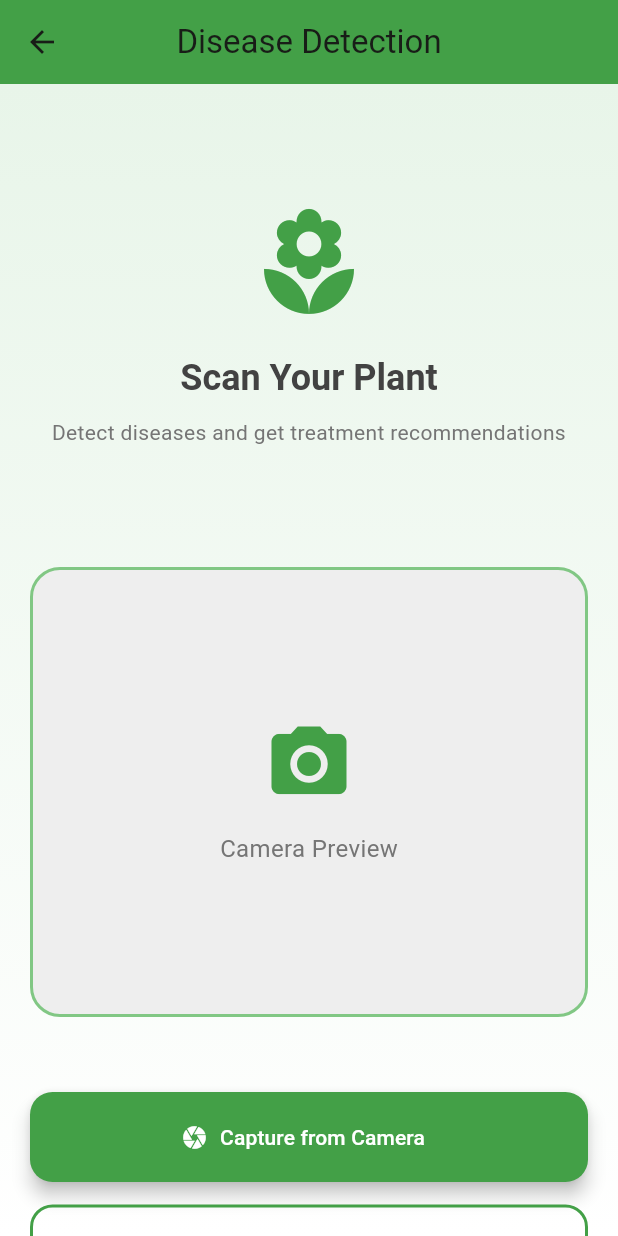
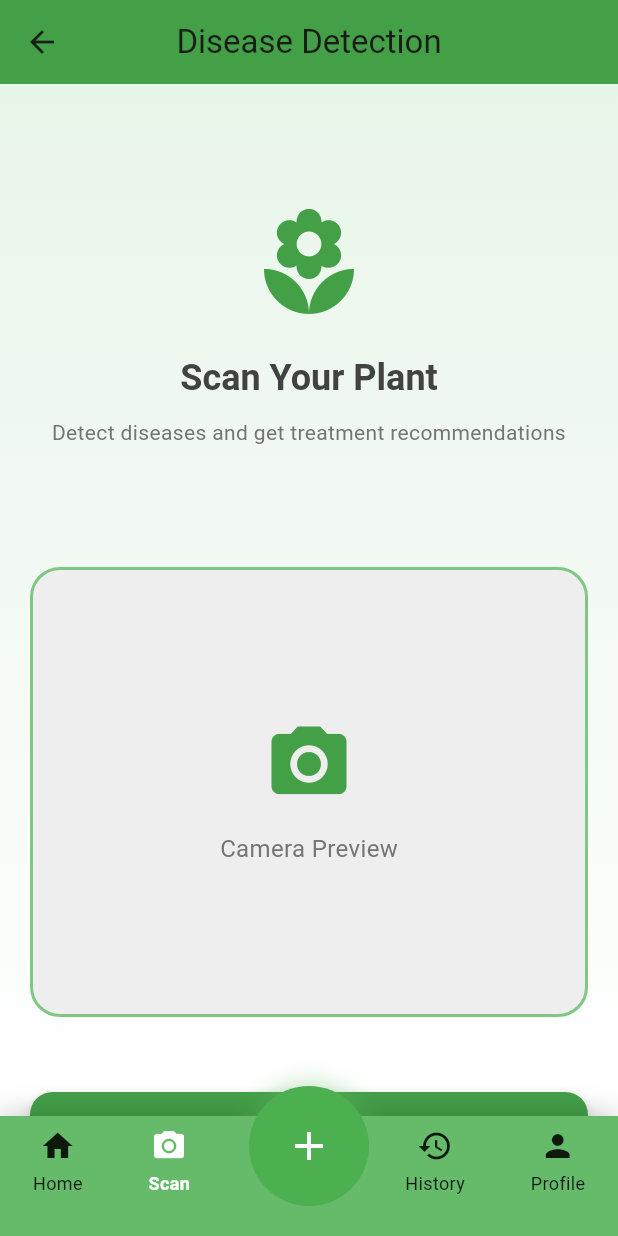
Before and after one commit to Yvonne-Wanja-1/agriclinichub2, a Flutter app: the ScanScreen screen opened by its route, on a phone screen of 412 x 824 dp. Run offline on Flutter 3.47's test engine with Material 3 defaults, Android fonts, the phone set to English and light mode, and no system bars; our stand-ins replace cloud_firestore, connectivity_plus, firebase_auth, firebase_core, firebase_storage, flutter_tts and 3 more; accounts and stored records are empty.

Commit message:
Please enter the commit message for your changes. Lines starting with '#' will be ignored, and an empty message aborts the commit.
On branch branch2
Your branch is up to date with 'origin/branch2'.

Changes to be committed:
	modified:   lib/core/widgets/convex_bottom_nav.dart
	modified:   lib/features/disease_detection/presentation/screens/scan_screen.dart

```diff
--- a/lib/core/widgets/convex_bottom_nav.dart
+++ b/lib/core/widgets/convex_bottom_nav.dart
@@ -12,7 +12,10 @@ class ConvexBottomNav extends StatelessWidget {
 
   @override
   Widget build(BuildContext context) {
-    return Container(
+    return Padding(
+      padding: const EdgeInsets.fromLTRB(0, 0, 0, 0),
+      child: Container(
+        height: 80,
         decoration: BoxDecoration(
           color: Colors.green.shade400,
           boxShadow: [
@@ -56,16 +59,13 @@ class ConvexBottomNav extends StatelessWidget {
                     ],
                   ),
                   child: Center(
-                  child: Icon(
-                    Icons.add,
-                    color: Colors.white,
-                    size: 32,
-                  ),
+                    child: Icon(Icons.add, color: Colors.white, size: 32),
                   ),
                 ),
               ),
             ),
           ],
+        ),
       ),
     );
   }
@@ -78,6 +78,7 @@ class ConvexBottomNav extends StatelessWidget {
         padding: const EdgeInsets.symmetric(vertical: 8, horizontal: 12),
         child: Column(
           mainAxisSize: MainAxisSize.min,
+          mainAxisAlignment: MainAxisAlignment.center,
           children: [
             Icon(
               icon,
--- a/lib/features/disease_detection/presentation/screens/scan_screen.dart
+++ b/lib/features/disease_detection/presentation/screens/scan_screen.dart
@@ -1,5 +1,6 @@
 import 'package:flutter/material.dart';
 import 'package:image_picker/image_picker.dart';
+import '../../../../core/widgets/convex_bottom_nav.dart';
 
 class ScanScreen extends StatefulWidget {
   const ScanScreen({Key? key}) : super(key: key);
@@ -11,6 +12,7 @@ class ScanScreen extends StatefulWidget {
 class _ScanScreenState extends State<ScanScreen> {
   final ImagePicker _imagePicker = ImagePicker();
   bool _isLoading = false;
+  int _selectedIndex = 1;
 
   Future<void> _captureImage() async {
     try {
@@ -248,7 +250,34 @@ class _ScanScreenState extends State<ScanScreen> {
           ),
         ),
       ),
+      bottomNavigationBar: ConvexBottomNav(
+        currentIndex: _selectedIndex,
+        onTap: (index) {
+          setState(() => _selectedIndex = index);
+          _navigateToScreen(index);
+        },
+      ),
     );
+  }
+
+  void _navigateToScreen(int index) {
+    switch (index) {
+      case 0:
+        Navigator.of(context).pushNamed('/home').then((_) {
+          setState(() => _selectedIndex = 1);
+        });
+        break;
+      case 2:
+        Navigator.of(context).pushNamed('/history').then((_) {
+          setState(() => _selectedIndex = 1);
+        });
+        break;
+      case 3:
+        Navigator.of(context).pushNamed('/profile').then((_) {
+          setState(() => _selectedIndex = 1);
+        });
+        break;
+    }
   }
 
   Widget _buildTip(String tip) {
```
Lines whose indentation alone changed are shown as unchanged.
